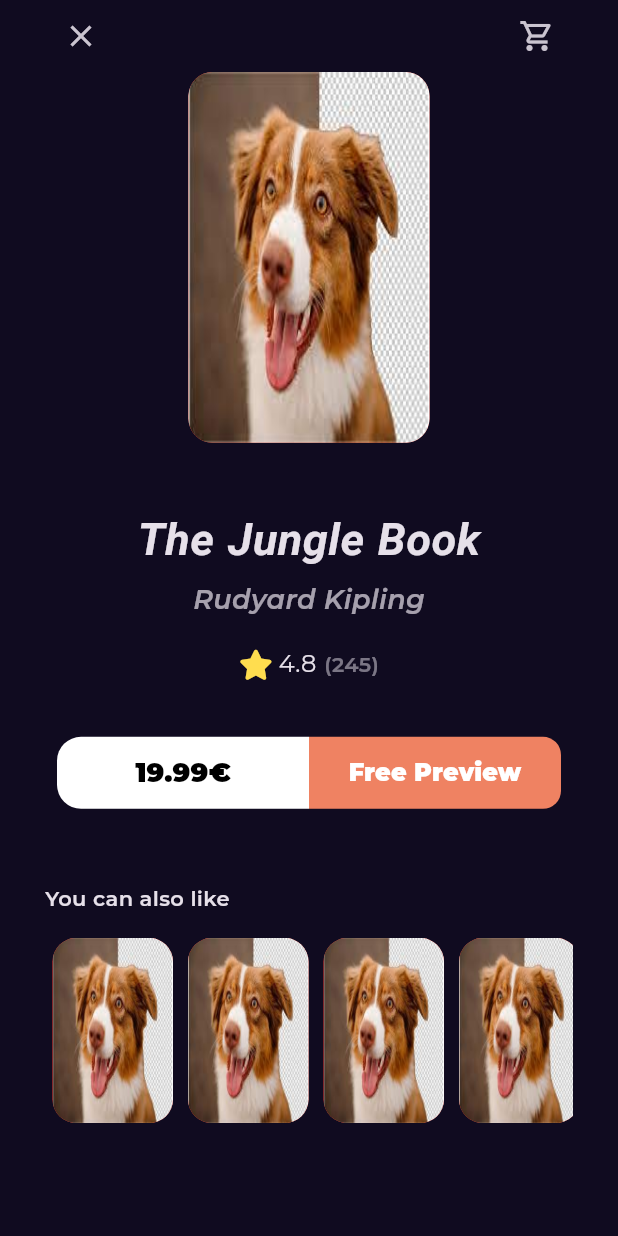
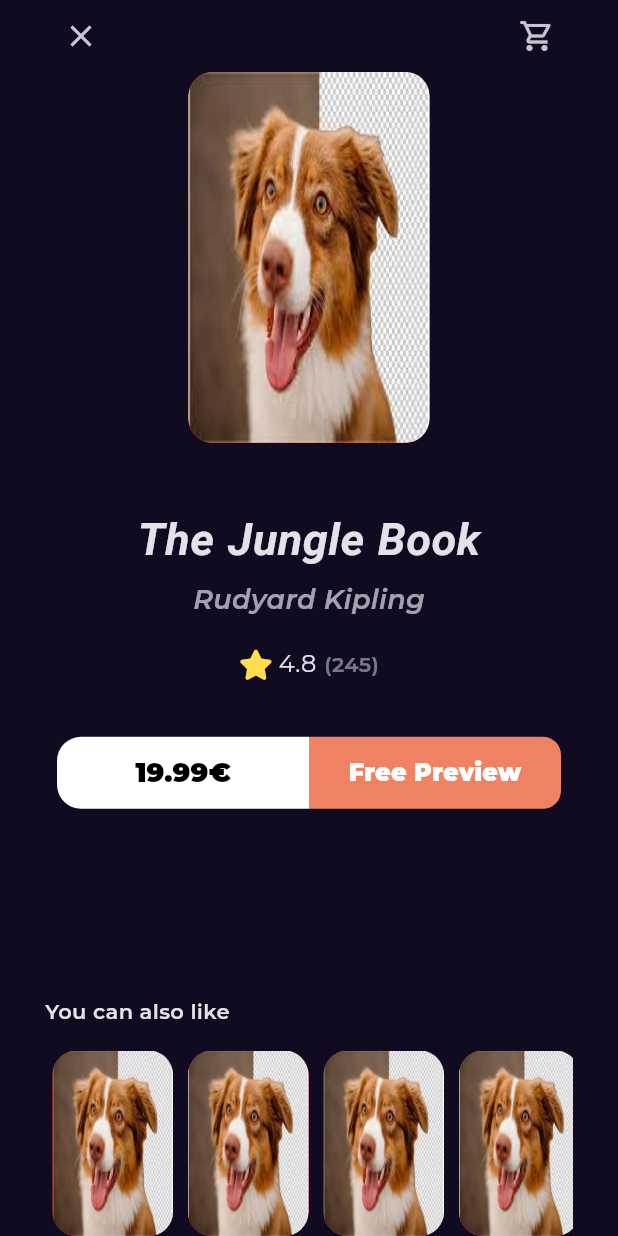
Before and after one commit to EngMohammed123/bookly, a Flutter app: the BookDetailsView screen opened by its route, on a phone screen of 412 x 824 dp. Run offline on Flutter 3.47's test engine with Material 3 defaults, Android fonts, the phone set to English and light mode, and no system bars; our stand-ins replace font_awesome_flutter, go_router, google_fonts.

Commit message:
refactor book details view

```diff
--- a/lib/features/home/presentation/views/widgets/book_details_view_body.dart
+++ b/lib/features/home/presentation/views/widgets/book_details_view_body.dart
@@ -1,7 +1,7 @@
 import 'package:bookly/features/home/index.dart';
-import 'package:bookly/features/home/presentation/views/widgets/books_action.dart';
+import 'package:bookly/features/home/presentation/views/widgets/books_details_section.dart';
 import 'package:bookly/features/home/presentation/views/widgets/custom_book_details_app_bar.dart';
-import 'package:bookly/features/home/presentation/views/widgets/similar_books_list_view.dart';
+import 'package:bookly/features/home/presentation/views/widgets/similar_books_section.dart';
 import 'package:bookly/index.dart';
 import 'package:flutter/material.dart';
 
@@ -10,66 +10,29 @@ class BookDetailsViewBody extends StatelessWidget{
 
   @override
   Widget build(BuildContext context) {
-    var width = MediaQuery.of(context).size.width;
-    return  Padding(
-      padding: const EdgeInsets.symmetric(horizontal: 30),
+
+    return const CustomScrollView(
+      slivers: [
+        SliverFillRemaining(
+          hasScrollBody: false,
+          child:  Padding(
+      padding: EdgeInsets.symmetric(horizontal: 30),
       child: Column(
         children: [
-          const CustomBookDetailsAppBar(),
-          Padding(
-            padding: EdgeInsets.symmetric(horizontal: width * 0.1),
-            child: const CustomBookImage(),
-          ),
-          const SizedBox(
-            height: 43,
-          ),
-          Text(
-            'The Jungle Book',
-            style: Styles.textStyle20.copyWith(
-              fontSize: 30,
-              fontWeight: FontWeight.bold
+          CustomBookDetailsAppBar(),
+          BookDetailsSection(),
+            Expanded(
+            child: SizedBox(
+                    height: 40,
             ),
             ),
-            const SizedBox(
-            height: 6,
-          ),
-            Opacity(
-              opacity: 0.7,
-              child: Text(
-              'Rudyard Kipling',
-              style: Styles.textStyle18.copyWith(
-                fontStyle: FontStyle.italic
-              ),
-              ),
-            ),
-            const SizedBox(
-              height: 18,
-            ),
-            const BookRating(
-              mainAxisAlignment: MainAxisAlignment.center,
-            ),
-            const SizedBox(
-              height: 37,
-            ),
-            const BooksAction(),
-            const SizedBox(
-              height: 50,
-            ),
-            Align(
-              alignment: Alignment.centerLeft,
-              child: Text(
-                'You can also like',
-              style: Styles.textStyle14.copyWith(
-                fontWeight: FontWeight.w600,
-              ),
-              ),
-            ),
-            const SizedBox(
-              height: 16,
-            ),
-            const SimilarBooksListView(),
+            SimilarBooksSection(),
+
         ],
       ),
+    ),
+        )
+      ],
     );
   }
 }
--- /dev/null
+++ b/lib/features/home/presentation/views/widgets/books_details_section.dart
@@ -0,0 +1,56 @@
+import 'package:bookly/core/utils/styles.dart';
+import 'package:bookly/features/home/presentation/views/widgets/book_rating.dart';
+import 'package:bookly/features/home/presentation/views/widgets/books_action.dart';
+import 'package:bookly/features/home/presentation/views/widgets/custom_book_item.dart';
+import 'package:flutter/material.dart';
+
+
+class BookDetailsSection extends StatelessWidget{
+  const BookDetailsSection({super.key});
+
+  @override
+  Widget build(BuildContext context) {
+        var width = MediaQuery.of(context).size.width;
+
+    return Column(
+      children: [
+        Padding(
+            padding: EdgeInsets.symmetric(horizontal: width * 0.1),
+            child: const CustomBookImage(),
+          ),
+          const SizedBox(
+            height: 43,
+          ),
+          Text(
+            'The Jungle Book',
+            style: Styles.textStyle20.copyWith(
+              fontSize: 30,
+              fontWeight: FontWeight.bold
+            ),
+            ),
+            const SizedBox(
+            height: 6,
+          ),
+            Opacity(
+              opacity: 0.7,
+              child: Text(
+              'Rudyard Kipling',
+              style: Styles.textStyle18.copyWith(
+                fontStyle: FontStyle.italic
+              ),
+              ),
+            ),
+            const SizedBox(
+              height: 18,
+            ),
+            const BookRating(
+              mainAxisAlignment: MainAxisAlignment.center,
+            ),
+            const SizedBox(
+              height: 37,
+            ),
+            const BooksAction(),
+      ],
+    );
+  }
+}
--- a/lib/features/home/presentation/views/widgets/index.dart
+++ b/lib/features/home/presentation/views/widgets/index.dart
@@ -1,6 +1,7 @@
 export 'best_seller_list_view.dart';
 export 'best_seller_list_view_item.dart';
 export 'books_action.dart';
+export 'books_details_section.dart';
 export 'book_details_view_body.dart';
 export 'book_rating.dart';
 export 'custom_app_bar.dart';
@@ -9,3 +10,4 @@ export 'custom_book_item.dart';
 export 'featured_list_view.dart';
 export 'home_view_body.dart';
 export 'similar_books_list_view.dart';
+export 'similar_books_section.dart';
--- /dev/null
+++ b/lib/features/home/presentation/views/widgets/similar_books_section.dart
@@ -0,0 +1,27 @@
+import 'package:bookly/core/utils/styles.dart';
+import 'package:bookly/features/home/presentation/views/widgets/similar_books_list_view.dart';
+import 'package:flutter/material.dart';
+
+
+class SimilarBooksSection extends StatelessWidget{
+  const SimilarBooksSection({super.key});
+
+  @override
+  Widget build(BuildContext context) {
+    return Column(
+      crossAxisAlignment: CrossAxisAlignment.start,
+      children: [
+              Text(
+                'You can also like',
+              style: Styles.textStyle14.copyWith(
+                fontWeight: FontWeight.w600,
+              ),
+              ),
+            const SizedBox(
+              height: 16,
+            ),
+            const SimilarBooksListView(),
+      ],
+    );
+  }
+}
```
